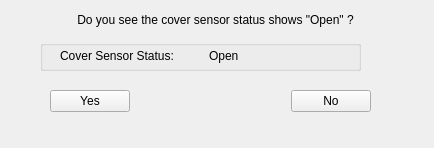
Above: ServiceSW/Master/Components/DiagnosticsManufacturing/Forms/StatusConfirmDialog.ui from Liyezhong/Master before the change. Below: the same form after it.
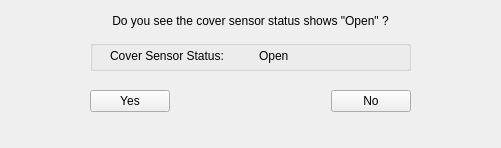
That is the form after the change.

Commit message: M:Update status confirm dialog size

What changed in the file:
```diff
--- a/ServiceSW/Master/Components/DiagnosticsManufacturing/Forms/StatusConfirmDialog.ui
+++ b/ServiceSW/Master/Components/DiagnosticsManufacturing/Forms/StatusConfirmDialog.ui
@@ -6,7 +6,7 @@
    <rect>
     <x>0</x>
     <y>0</y>
-    <width>434</width>
+    <width>501</width>
     <height>148</height>
    </rect>
   </property>
@@ -18,7 +18,7 @@
   </property>
   <property name="minimumSize">
    <size>
-    <width>434</width>
+    <width>500</width>
     <height>148</height>
    </size>
   </property>
@@ -34,9 +34,9 @@
   <widget class="QLabel" name="labelConfirm">
    <property name="geometry">
     <rect>
-     <x>10</x>
-     <y>9</y>
-     <width>411</width>
+     <x>20</x>
+     <y>10</y>
+     <width>461</width>
      <height>21</height>
     </rect>
    </property>
@@ -53,7 +53,7 @@
   <widget class="QGroupBox" name="groupBox">
    <property name="geometry">
     <rect>
-     <x>40</x>
+     <x>90</x>
      <y>40</y>
      <width>321</width>
      <height>31</height>
@@ -92,7 +92,7 @@
   <widget class="QWidget" name="horizontalLayoutWidget_2">
    <property name="geometry">
     <rect>
-     <x>50</x>
+     <x>90</x>
      <y>90</y>
      <width>321</width>
      <height>51</height>
```
The commit also changes 2 other files.
